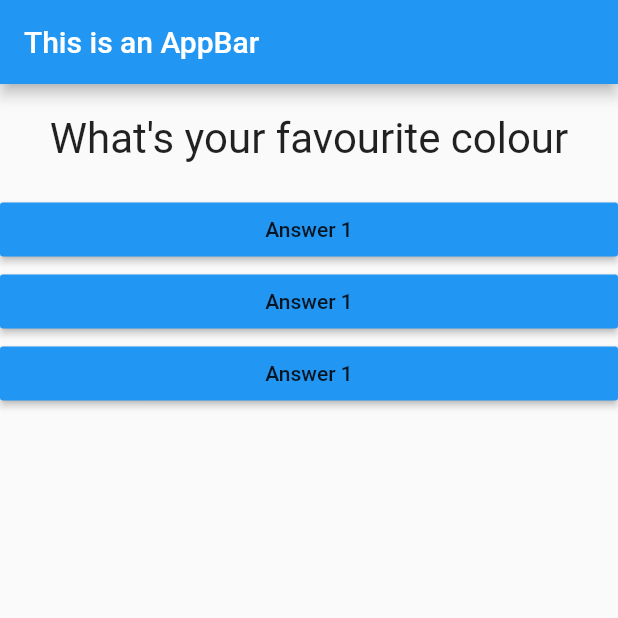
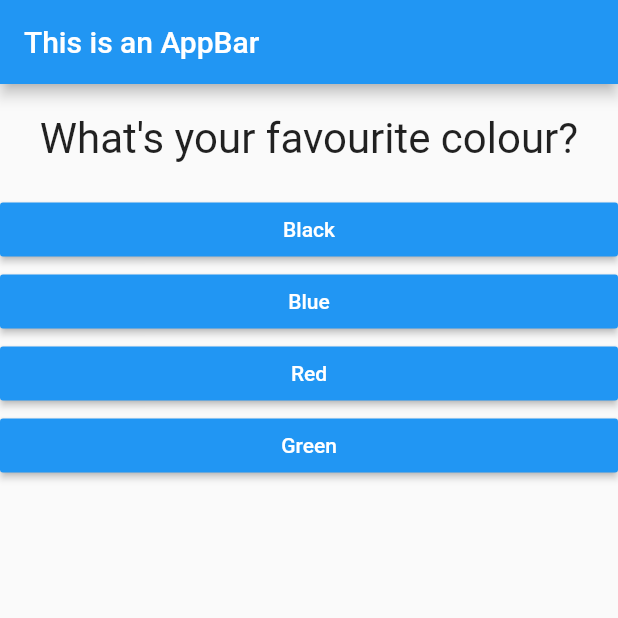
Before and after one commit to ritik-gupta/flutter, a Flutter app: the screen it shows after launch, on a phone screen of 412 x 824 dp, the top half of it. Run offline on Flutter 3.47's test engine with Material 2 defaults, Android fonts, the phone set to English and light mode, and no system bars.

Commit message:
Dynamically generate answers

```diff
--- a/quiz_app/lib/answers.dart
+++ b/quiz_app/lib/answers.dart
@@ -2,7 +2,8 @@ import 'package:flutter/material.dart';
 
 class Answers extends StatelessWidget {
   final Function ansHandler;
-  Answers(this.ansHandler);
+  final String ansText;
+  Answers(this.ansHandler, this.ansText);
 
   @override
   Widget build(BuildContext context) {
@@ -10,7 +11,8 @@ class Answers extends StatelessWidget {
         width: double.infinity,
         child: RaisedButton(
             color: Colors.blue,
-            child: Text('Answer 1'),
+            textColor: Colors.white,
+            child: Text(ansText),
             onPressed: ansHandler));
   }
 }
--- a/quiz_app/lib/main.dart
+++ b/quiz_app/lib/main.dart
@@ -23,8 +23,18 @@ class _MyAppState extends State<MyApp> {
   @override
   Widget build(BuildContext context) {
     var questions = [
-      'What\'s your favourite colour',
-      'What\'s your favourite animal'
+      {
+        'questionText': 'What\'s your favourite colour?',
+        'answers': ['Black', 'Blue', 'Red', 'Green']
+      },
+      {
+        'questionText': 'What\'s your favourite animal?',
+        'answers': ['Rabbit', 'Snake', 'Elephant', 'Lion'],
+      },
+      {
+        'questionText': 'What\'s your favourite season?',
+        'answers': ['Summer', 'Winter', 'Rainy', 'Spring'],
+      },
     ];
 
     return MaterialApp(
@@ -34,10 +44,10 @@ class _MyAppState extends State<MyApp> {
           ),
           body: Column(
             children: <Widget>[
-              Question(questions[_qIndex]),
-              Answers(_ansQues),
-              Answers(_ansQues),
-              Answers(_ansQues),
+              Question(questions[_qIndex]['questionText']),
+              ...(questions[_qIndex]['answers'] as List<String>).map((answer){
+                return Answers(_ansQues, answer);
+              }).toList()
             ],
           )),
     );
```
